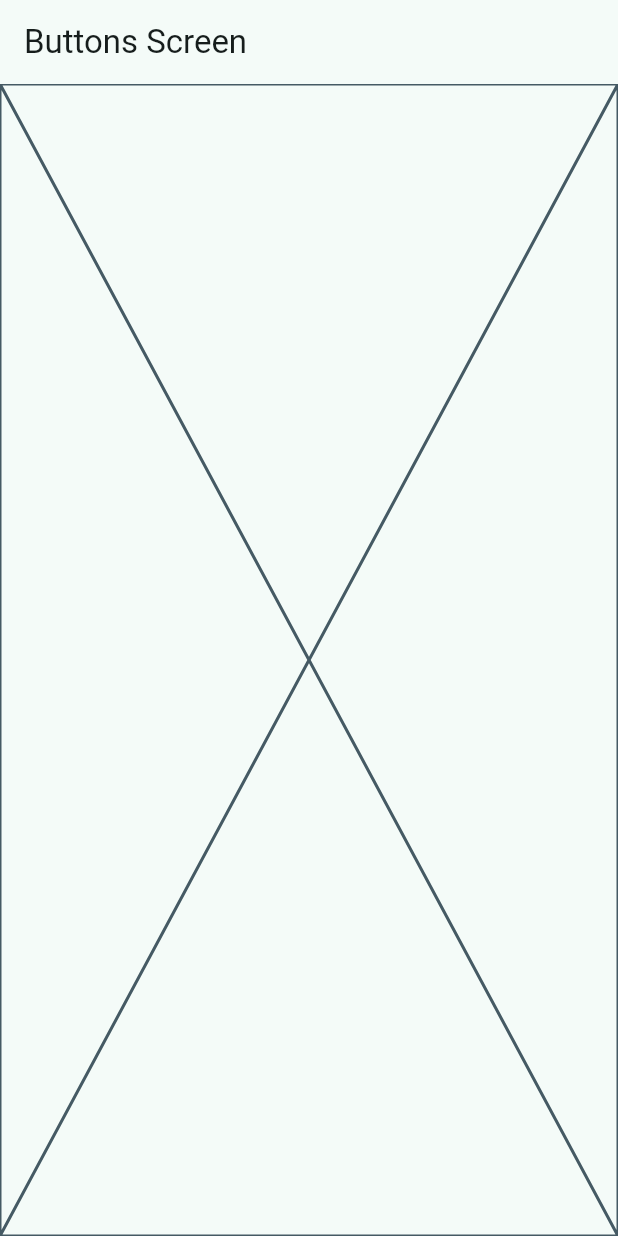
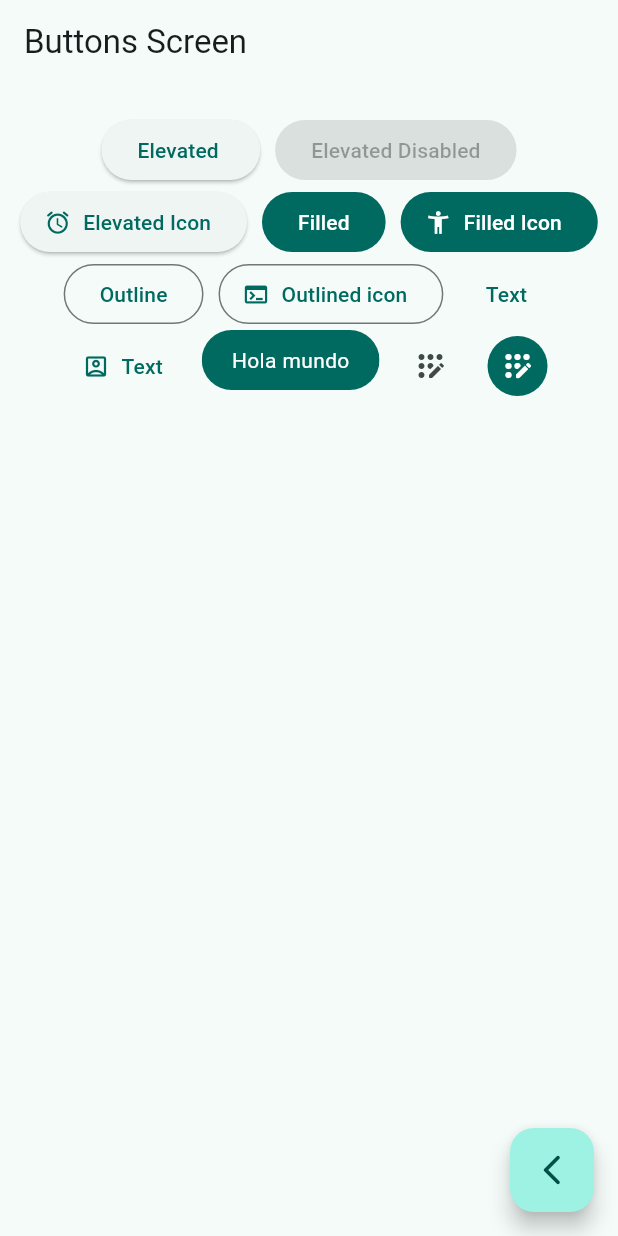
Before and after one commit to GabrielR19-G2/widgets_app, a Flutter app: the ButtonsScreen screen opened by its route, on a phone screen of 412 x 824 dp. Run offline on Flutter 3.47's test engine with Material 3 defaults, Android fonts, the phone set to English and light mode, and no system bars; our stand-ins replace go_router.

Commit message:
button Screen finished

```diff
--- a/lib/presentation/screens/buttons/buttons_screen.dart
+++ b/lib/presentation/screens/buttons/buttons_screen.dart
@@ -1,4 +1,5 @@
 import 'package:flutter/material.dart';
+import 'package:go_router/go_router.dart';
 
 class ButtonsScreen extends StatelessWidget {
   static const name = 'buttons_screen';
@@ -8,7 +9,106 @@ class ButtonsScreen extends StatelessWidget {
   @override
   Widget build(BuildContext context) {
     return Scaffold(
-        appBar: AppBar(title: const Text('Buttons Screen')),
-        body: const Placeholder());
+      appBar: AppBar(title: const Text('Buttons Screen')),
+      body: const _ButtonsView(),
+      floatingActionButton: FloatingActionButton(
+        child: const Icon(Icons.arrow_back_ios_new_rounded),
+        onPressed: () {
+          context.pop();
+        },
+      ),
+    );
   }
 }
+
+class _ButtonsView extends StatelessWidget {
+  const _ButtonsView();
+
+  @override
+  Widget build(BuildContext context) {
+    final colors = Theme.of(context).colorScheme;
+    return SizedBox(
+      width: double.infinity, //Llega hasta lo que pueda el padre.
+      child: Padding(
+          padding: const EdgeInsets.symmetric(horizontal: 10, vertical: 20),
+          // Wrap -> Similar a columnas, lo pone de izquierda a derecha y cuando ya no cabe lo pondrá abajo
+          child: Wrap(
+            spacing: 10,
+            // crossAxisAlignment: WrapCrossAlignment.center,
+            alignment: WrapAlignment.center,
+            children: [
+              ElevatedButton(onPressed: () {}, child: const Text('Elevated ')),
+              const ElevatedButton(
+                  onPressed: null, child: Text('Elevated Disabled')),
+              ElevatedButton.icon(
+                  onPressed: () {},
+                  icon: const Icon(Icons.access_alarm_rounded),
+                  label: const Text('Elevated Icon')),
+              FilledButton(
+                onPressed: () {},
+                child: const Text('Filled'),
+              ),
+              FilledButton.icon(
+                onPressed: () {},
+                icon: const Icon(Icons.accessibility_new_outlined),
+                label: const Text('Filled Icon'),
+              ),
+              OutlinedButton(onPressed: () {}, child: const Text('Outline')),
+              OutlinedButton.icon(
+                onPressed: () {},
+                label: const Text('Outlined icon'),
+                icon: const Icon(Icons.terminal),
+              ),
+              TextButton(onPressed: () {}, child: const Text('Text')),
+              TextButton.icon(
+                  onPressed: () {},
+                  label: const Text('Text'),
+                  icon: const Icon(Icons.account_box_outlined)),
+
+              //TODO: custom button
+
+              const CustomButton(),
+
+              IconButton(
+                  onPressed: () {},
+                  icon: const Icon(Icons.app_registration_rounded)),
+
+              IconButton(
+                onPressed: () {},
+                icon: const Icon(Icons.app_registration_rounded),
+                style: ButtonStyle(
+                    backgroundColor: MaterialStatePropertyAll(colors.primary),
+                    iconColor: const MaterialStatePropertyAll(Colors.white)),
+              ),
+            ],
+          )),
+    );
+  }
+}
+
+/// Botón personalizado
+class CustomButton extends StatelessWidget {
+  const CustomButton({super.key});
+
+  @override
+  Widget build(BuildContext context) {
+    final colors = Theme.of(context).colorScheme;
+
+    return ClipRRect(
+      borderRadius: BorderRadius.circular(20),
+      child: Material(
+        color: colors.primary,
+        child: InkWell(
+          hoverColor: Colors.amber,
+          splashColor: Colors.green,
+          focusColor: Colors.blueAccent,
+          // Como un gesture detector
+          onTap: () {},
+          child: const Padding(
+              padding: EdgeInsets.symmetric(horizontal: 20, vertical: 10),
+              child: Text('Hola mundo', style: TextStyle(color: Colors.white))),
+        ),
+      ),
+    );
+  }
+}
--- a/lib/presentation/screens/home/home_screen.dart
+++ b/lib/presentation/screens/home/home_screen.dart
@@ -67,9 +67,10 @@ class _CustomListTile extends StatelessWidget {
         // Navigator.pushNamed(context, menuItem.link);
 
         /// Usando goRoute
-        // context.push(menuItem.link);
+        context.push(menuItem.link);
+
         /// Con name
-        context.pushNamed(CardsScreen.name);
+        // context.pushNamed(CardsScreen.name);
       },
     );
   }
```
